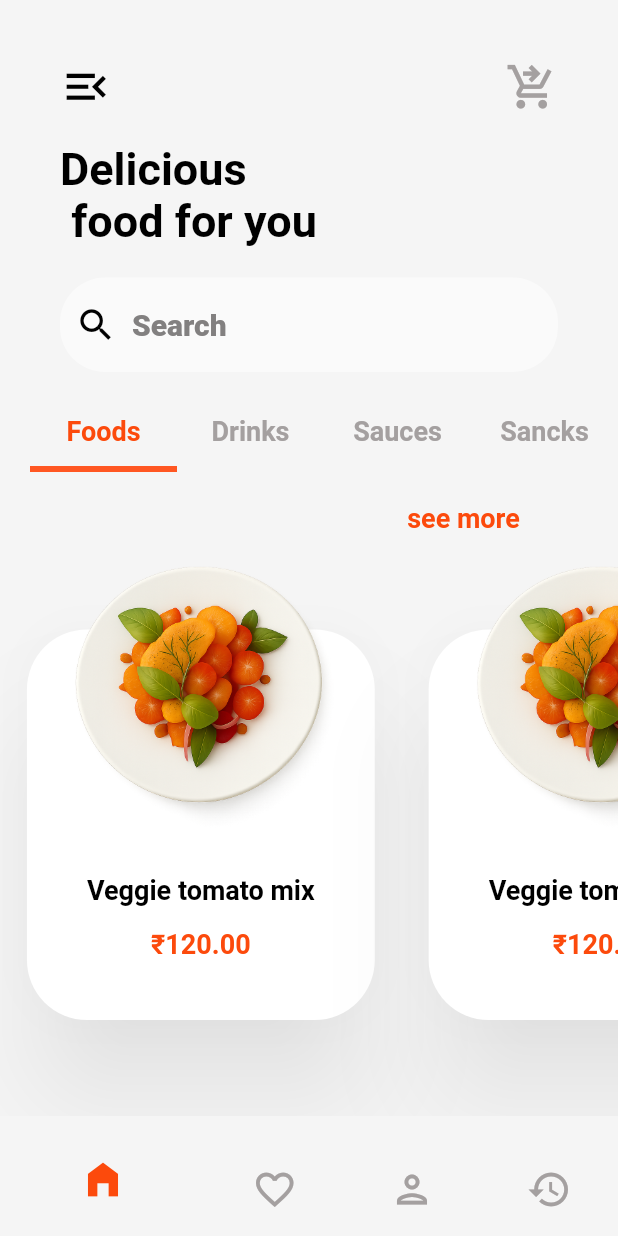
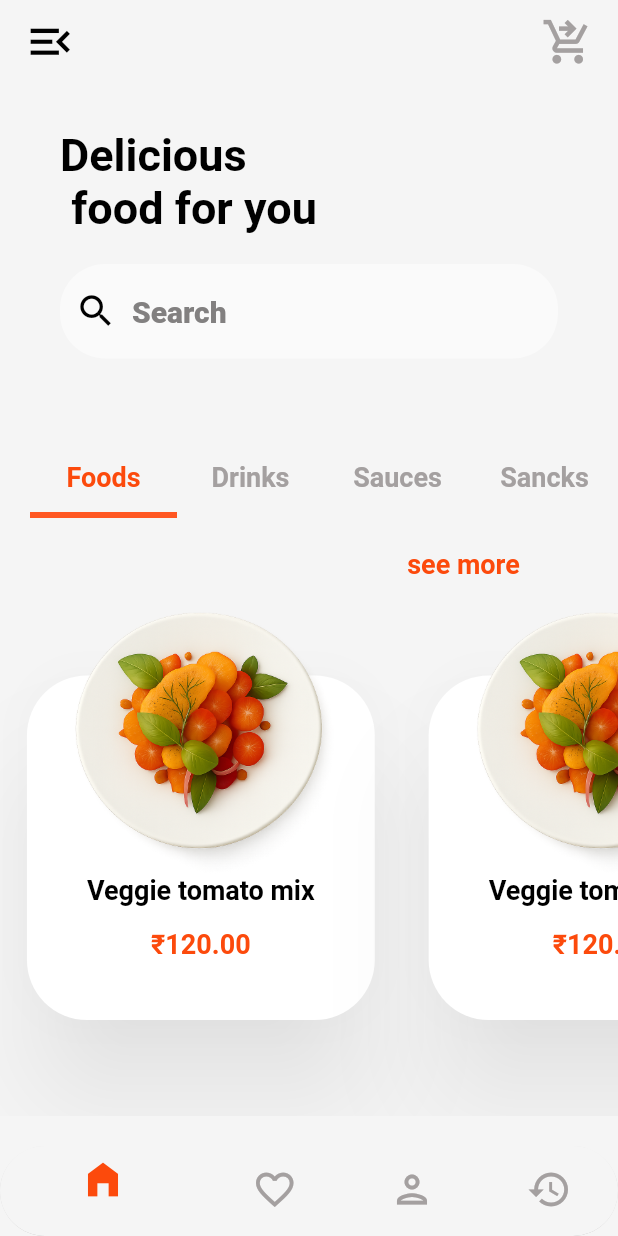
Before and after one commit to SaqibWani273/Flutter_UI-UX_Practice-Projects, a Flutter app: the screen it shows after launch, on a phone screen of 412 x 824 dp. Run offline on Flutter 3.47's test engine with Material 3 defaults, Android fonts, the phone set to English and light mode, and no system bars; our stand-ins replace carousel_slider, cloud_firestore, firebase_auth, firebase_core, flutter_bloc, flutter_native_splash and 1 more; accounts and stored records are empty; Roboto replaces fonts that are missing (Poppins).

Commit message:
add drawer animation

```diff
--- a/food_app/lib/main.dart
+++ b/food_app/lib/main.dart
@@ -38,6 +38,13 @@ class FoodDrawer extends StatelessWidget {
   @override
   Widget build(BuildContext context) {
     return Scaffold(
+      appBar: AppBar(
+        elevation: 0,
+        systemOverlayStyle: SystemUiOverlayStyle(
+          statusBarColor: AppColors.primaryColor,
+          statusBarIconBrightness: Brightness.light,
+        ),
+      ),
       backgroundColor: AppColors.primaryColor,
       body: Container(
         width: context.drawerWidth,
--- a/food_app/lib/view/homepage.dart
+++ b/food_app/lib/view/homepage.dart
@@ -15,68 +15,109 @@ class FoodHome extends StatefulWidget {
 
 class _FoodHomeState extends State<FoodHome>
     with SingleTickerProviderStateMixin {
-  late TabController _controller;
+  late final AnimationController _animationController;
   bool isDrawerOpen = false;
 
-  @override
-  void initState() {
-    super.initState();
-    _controller = TabController(length: 4, vsync: this);
-  }
+  // Controls the X/Y offset and scale of the main screen
+  double xOffset = 0;
+  double yOffset = 0;
+  double scaleFactor = 1;
+
+  Duration duration = const Duration(milliseconds: 300);
 
   @override
   void dispose() {
-    _controller.dispose();
     super.dispose();
+    _animationController.dispose();
   }
 
-  openDrawer() {
+  void openDrawer() {
     setState(() {
-      isDrawerOpen = !isDrawerOpen;
+      xOffset = context.drawerWidth;
+      yOffset = AppSizes.xLargeHeight.height! * 3;
+      scaleFactor = 0.75;
+      isDrawerOpen = true;
+    });
+  }
+
+  void closeDrawer() {
+    setState(() {
+      xOffset = 0;
+      yOffset = 0;
+      scaleFactor = 1;
+      isDrawerOpen = false;
     });
   }
 
   @override
   Widget build(BuildContext context) {
     return Scaffold(
-      appBar:
-          isDrawerOpen
-              ? AppBar(
-                elevation: 0,
-                systemOverlayStyle: const SystemUiOverlayStyle(
-                  statusBarColor: AppColors.primaryColor,
-                  statusBarIconBrightness: Brightness.light,
-                ),
-              )
-              : null,
       body: SafeArea(
         bottom: false,
+        top: false,
         child: Stack(
           children: [
             widget.drawerWidget,
-            Positioned(
-              top: isDrawerOpen ? AppSizes.xLargeHeight.height : 0,
-              bottom: isDrawerOpen ? AppSizes.xLargeHeight.height : 0,
-              left: isDrawerOpen ? context.drawerWidth : 0,
-              child: Container(
-                decoration:
+            AnimatedContainer(
+              duration: duration,
+              transform: Matrix4.translationValues(xOffset, yOffset, 0)
+                ..scale(scaleFactor),
+              clipBehavior: Clip.antiAlias,
+              padding:
+                  isDrawerOpen
+                      ? EdgeInsets.only(left: 30, top: 20, bottom: 20)
+                      : EdgeInsets.zero,
+              decoration: BoxDecoration(
+                color: AppColors.lightGrey.withAlpha(50),
+                borderRadius:
                     isDrawerOpen
-                        ? BoxDecoration(
-                          color: AppColors.lightGrey.withAlpha(50),
-                          borderRadius: BorderRadius.circular(40.0),
-                        )
-                        : null,
-                padding:
-                    isDrawerOpen
-                        ? EdgeInsets.only(
-                          left: AppSizes.largeWidth.width!,
-                          top: 10,
-                          bottom: 10,
-                        )
-                        : null,
-                child: FoodHomeWidget(
-                  isDrawerOpen: isDrawerOpen,
-                  openDrawer: openDrawer, // Pass the function to the widget
+                        ? BorderRadius.circular(30)
+                        : BorderRadius.circular(0),
+              ),
+
+              child: GestureDetector(
+                onTap: isDrawerOpen ? closeDrawer : null,
+                child: AbsorbPointer(
+                  absorbing: isDrawerOpen,
+
+                  child: Container(
+                    clipBehavior: Clip.antiAlias,
+                    decoration: BoxDecoration(
+                      borderRadius:
+                          isDrawerOpen ? BorderRadius.circular(30) : null,
+                    ),
+                    child: Scaffold(
+                      appBar: AppBar(
+                        backgroundColor: AppColors.scaffoldBackgroundColor,
+                        elevation: 0,
+                        systemOverlayStyle: SystemUiOverlayStyle(
+                          statusBarColor: AppColors.scaffoldBackgroundColor,
+                          statusBarIconBrightness: Brightness.dark,
+                        ),
+                        title: Row(
+                          children: [
+                            GestureDetector(
+                              onTap: () {
+                                isDrawerOpen ? closeDrawer() : openDrawer();
+                              },
+                              child: const Icon(
+                                Icons.menu_open,
+                                color: Colors.black,
+                              ),
+                            ),
+                            Spacer(),
+                            GestureDetector(
+                              child: const Icon(
+                                Icons.shopping_cart_checkout,
+                                color: AppColors.textGrey,
+                              ),
+                            ),
+                          ],
+                        ),
+                      ),
+                      body: FoodHomeWidget(isDrawerOpen: isDrawerOpen),
+                    ),
+                  ),
                 ),
               ),
             ),
@@ -89,12 +130,12 @@ class _FoodHomeState extends State<FoodHome>
 
 class FoodHomeWidget extends StatefulWidget {
   final bool isDrawerOpen;
-  final VoidCallback openDrawer;
+  // final VoidCallback toggleDrawer;
 
   const FoodHomeWidget({
     super.key,
     required this.isDrawerOpen,
-    required this.openDrawer,
+    // required this.toggleDrawer,
   });
 
   @override
@@ -119,7 +160,6 @@ class _FoodHomeWidgetState extends State<FoodHomeWidget>
 
           decoration: BoxDecoration(
             color: AppColors.scaffoldBackgroundColor,
-            // color: Colors.red,
             borderRadius:
                 widget.isDrawerOpen ? BorderRadius.circular(40.0) : null,
           ),
@@ -127,10 +167,10 @@ class _FoodHomeWidgetState extends State<FoodHomeWidget>
           child: Column(
             mainAxisAlignment: MainAxisAlignment.start,
             crossAxisAlignment: CrossAxisAlignment.start,
-            spacing: widget.isDrawerOpen ? 10 : 20.0,
+            // spacing: widget.isDrawerOpen ? 10 : 20.0,
+            spacing: 20.0,
             children: <Widget>[
-              if (!widget.isDrawerOpen) AppSizes.largeHeight,
-              if (widget.isDrawerOpen) AppSizes.xSmallHeight,
+              AppSizes.smallHeight,
               Expanded(
                 flex: 2,
                 child: Padding(
@@ -139,23 +179,8 @@ class _FoodHomeWidgetState extends State<FoodHomeWidget>
                     spacing: 20.0,
 
                     crossAxisAlignment: CrossAxisAlignment.start,
+                    mainAxisAlignment: MainAxisAlignment.start,
                     children: [
-                      Row(
-                        children: [
-                          GestureDetector(
-                            onTap: widget.openDrawer,
-                            child: const Icon(Icons.menu_open),
-                          ),
-                          Spacer(),
-                          GestureDetector(
-                            child: const Icon(
-                              Icons.shopping_cart_checkout,
-                              color: AppColors.textGrey,
-                            ),
-                          ),
-                        ],
-                      ),
-
                       Row(
                         children: [
                           Expanded(
@@ -208,7 +233,7 @@ class _FoodHomeWidgetState extends State<FoodHomeWidget>
                 ),
               ),
               Expanded(
-                flex: widget.isDrawerOpen ? 3 : 4,
+                flex: 4, // widget.isDrawerOpen ? 3 : 4,
                 child: TabBarView(
                   controller: _controller,
                   children: [
@@ -221,10 +246,7 @@ class _FoodHomeWidgetState extends State<FoodHomeWidget>
               ),
 
               ClipRRect(
-                borderRadius:
-                    widget.isDrawerOpen
-                        ? BorderRadius.circular(40)
-                        : BorderRadius.zero,
+                borderRadius: BorderRadius.circular(40),
 
                 child: BottomNavigationBar(
                   backgroundColor: AppColors.scaffoldBackgroundColor,
@@ -313,17 +335,15 @@ class _FoodsTabState extends State<FoodsTab> {
                               ),
                             ),
                         child: SizedBox(
-                          width:
-                              widget.isDrawerOpen
-                                  ? context.deviceWidth * 0.5
-                                  : context.deviceWidth * 0.65,
+                          width: context.deviceWidth * 0.65,
+
                           child: Stack(
                             alignment: Alignment.topCenter,
                             children: [
                               Positioned(
                                 top: 60,
                                 bottom: widget.isDrawerOpen ? 40 : 60,
-                                left: widget.isDrawerOpen ? 10 : null,
+                                left: widget.isDrawerOpen ? 15 : null,
                                 right: widget.isDrawerOpen ? 10 : null,
 
                                 child: Card(
@@ -365,10 +385,7 @@ class _FoodsTabState extends State<FoodsTab> {
                               Positioned(
                                 top: 0,
                                 child: Image.asset(
-                                  width:
-                                      widget.isDrawerOpen
-                                          ? context.deviceWidth * 0.4
-                                          : context.deviceWidth * 0.52,
+                                  width: context.deviceWidth * 0.52,
 
                                   'assets/images/plate_with_shadow.png',
                                   fit: BoxFit.contain,
```
